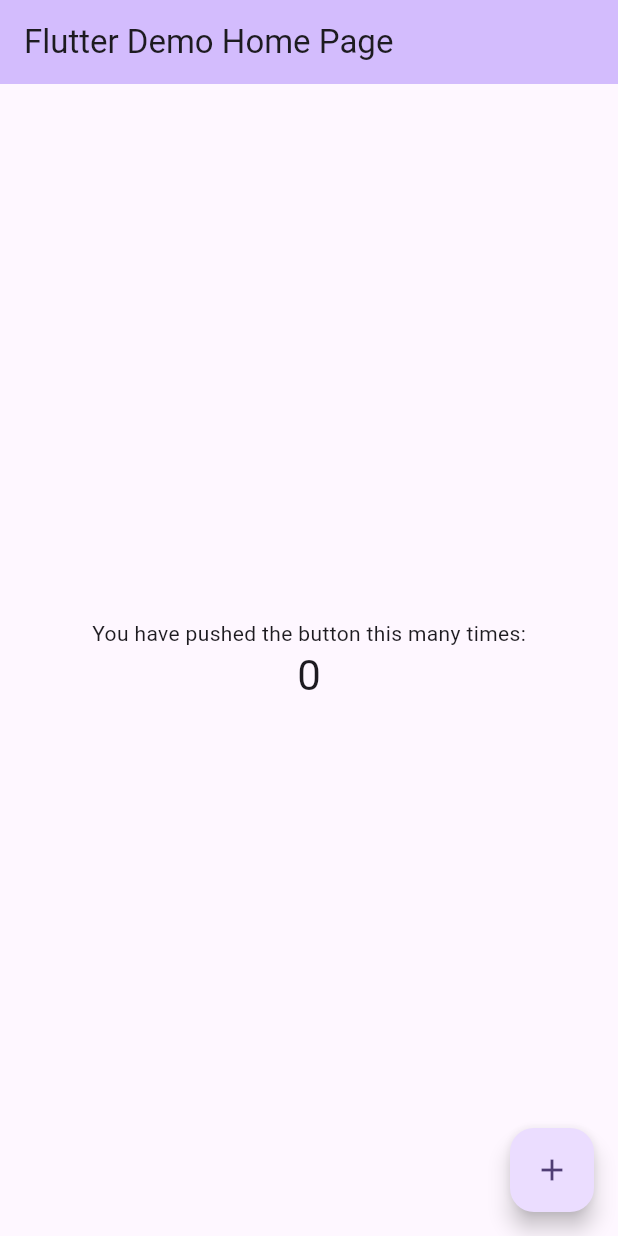
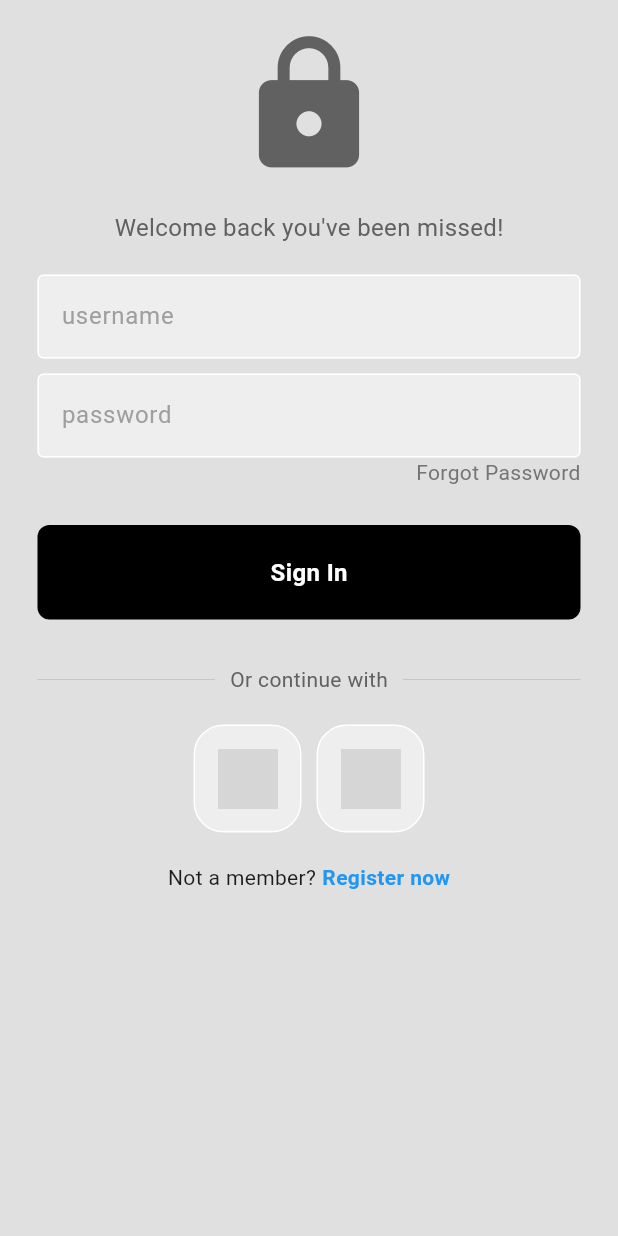
Before and after one commit to dominguesjuliam/Flutter-Project, a Flutter app: the screen it shows after launch, on a phone screen of 412 x 824 dp. Run offline on Flutter 3.47's test engine with Material 3 defaults, Android fonts, the phone set to English and light mode, and no system bars; network calls fail; grey boxes are pictures that could not be loaded.

Commit message:
Creat frontend login

```diff
--- /dev/null
+++ b/flutterproject/lib/components/my_button.dart
@@ -0,0 +1,33 @@
+import 'package:flutter/material.dart';
+
+class MyButton extends StatelessWidget {
+
+  final Function()? onTap;
+
+  const MyButton({super.key, required this.onTap});
+
+  @override
+  Widget build(BuildContext context) {
+    return GestureDetector(
+      onTap: onTap,
+      child: Container(
+        padding: const EdgeInsets.all(20),
+        margin: const EdgeInsets.symmetric(horizontal: 25),
+        decoration: BoxDecoration(
+          color: Colors.black,
+          borderRadius: BorderRadius.circular(8),
+        ),
+        child: const Center(
+          child: Text(
+            "Sign In",
+            style: TextStyle(
+              color: Colors.white,
+              fontWeight: FontWeight.bold,
+              fontSize: 16,
+            ),
+          ),
+        ),
+      ),
+    );
+  }
+}
--- /dev/null
+++ b/flutterproject/lib/components/my_textfield.dart
@@ -0,0 +1,42 @@
+// ignore_for_file: prefer_typing_uninitialized_variables
+
+import 'package:flutter/material.dart';
+
+class MyTextField extends StatelessWidget {
+
+  final controller;
+  final String hintText;
+  final bool obscureText;
+
+  const MyTextField({
+    super.key,
+    required this.controller,
+    required this.hintText,
+    required this.obscureText,
+  });
+
+  @override
+  Widget build (BuildContext context){
+    return Padding(
+      padding: const EdgeInsets.symmetric(horizontal: 25.0),
+      child: TextField(
+        controller: controller,
+        obscureText: obscureText,
+        decoration: InputDecoration(
+          enabledBorder: const OutlineInputBorder(
+            borderSide: BorderSide(color: Colors.white),
+          ),
+          focusedBorder: OutlineInputBorder(
+            borderSide: BorderSide(color: Colors.grey.shade400),
+          ),
+          fillColor: Colors.grey.shade200,
+          filled: true,
+          hintText: hintText,
+          hintStyle: TextStyle(color: Colors.grey[500]),
+        ),
+      ),
+    );
+
+  }
+
+}
--- /dev/null
+++ b/flutterproject/lib/components/square_tile.dart
@@ -0,0 +1,25 @@
+import 'package:flutter/material.dart';
+
+class SquareTile extends StatelessWidget {
+
+  final String imagePath;
+  const SquareTile({super.key, required this.imagePath});
+
+  @override
+  Widget build(BuildContext context){
+    return Container(
+
+      padding: const EdgeInsets.all(15),
+      decoration: BoxDecoration(
+        border: Border.all(color:Colors.white),
+        borderRadius: BorderRadius.circular(20),
+        color: Colors.grey[200]
+      ),
+      child: Image.network(
+        imagePath,
+        height: 40,
+      ),
+    );
+  }
+
+}
--- a/flutterproject/lib/main.dart
+++ b/flutterproject/lib/main.dart
@@ -1,125 +1,19 @@
+
 import 'package:flutter/material.dart';
+import 'pages/login.dart';
 
-void main() {
+void main() async {
   runApp(const MyApp());
 }
 
 class MyApp extends StatelessWidget {
   const MyApp({super.key});
 
-  // This widget is the root of your application.
   @override
   Widget build(BuildContext context) {
     return MaterialApp(
-      title: 'Flutter Demo',
-      theme: ThemeData(
-        // This is the theme of your application.
-        //
-        // TRY THIS: Try running your application with "flutter run". You'll see
-        // the application has a purple toolbar. Then, without quitting the app,
-        // try changing the seedColor in the colorScheme below to Colors.green
-        // and then invoke "hot reload" (save your changes or press the "hot
-        // reload" button in a Flutter-supported IDE, or press "r" if you used
-        // the command line to start the app).
-        //
-        // Notice that the counter didn't reset back to zero; the application
-        // state is not lost during the reload. To reset the state, use hot
-        // restart instead.
-        //
-        // This works for code too, not just values: Most code changes can be
-        // tested with just a hot reload.
-        colorScheme: ColorScheme.fromSeed(seedColor: Colors.deepPurple),
-        useMaterial3: true,
-      ),
-      home: const MyHomePage(title: 'Flutter Demo Home Page'),
+      debugShowCheckedModeBanner: false,
+      home: LoginPage(),
     );
   }
 }
-
-class MyHomePage extends StatefulWidget {
-  const MyHomePage({super.key, required this.title});
-
-  // This widget is the home page of your application. It is stateful, meaning
-  // that it has a State object (defined below) that contains fields that affect
-  // how it looks.
-
-  // This class is the configuration for the state. It holds the values (in this
-  // case the title) provided by the parent (in this case the App widget) and
-  // used by the build method of the State. Fields in a Widget subclass are
-  // always marked "final".
-
-  final String title;
-
-  @override
-  State<MyHomePage> createState() => _MyHomePageState();
-}
-
-class _MyHomePageState extends State<MyHomePage> {
-  int _counter = 0;
-
-  void _incrementCounter() {
-    setState(() {
-      // This call to setState tells the Flutter framework that something has
-      // changed in this State, which causes it to rerun the build method below
-      // so that the display can reflect the updated values. If we changed
-      // _counter without calling setState(), then the build method would not be
-      // called again, and so nothing would appear to happen.
-      _counter++;
-    });
-  }
-
-  @override
-  Widget build(BuildContext context) {
-    // This method is rerun every time setState is called, for instance as done
-    // by the _incrementCounter method above.
-    //
-    // The Flutter framework has been optimized to make rerunning build methods
-    // fast, so that you can just rebuild anything that needs updating rather
-    // than having to individually change instances of widgets.
-    return Scaffold(
-      appBar: AppBar(
-        // TRY THIS: Try changing the color here to a specific color (to
-        // Colors.amber, perhaps?) and trigger a hot reload to see the AppBar
-        // change color while the other colors stay the same.
-        backgroundColor: Theme.of(context).colorScheme.inversePrimary,
-        // Here we take the value from the MyHomePage object that was created by
-        // the App.build method, and use it to set our appbar title.
-        title: Text(widget.title),
-      ),
-      body: Center(
-        // Center is a layout widget. It takes a single child and positions it
-        // in the middle of the parent.
-        child: Column(
-          // Column is also a layout widget. It takes a list of children and
-          // arranges them vertically. By default, it sizes itself to fit its
-          // children horizontally, and tries to be as tall as its parent.
-          //
-          // Column has various properties to control how it sizes itself and
-          // how it positions its children. Here we use mainAxisAlignment to
-          // center the children vertically; the main axis here is the vertical
-          // axis because Columns are vertical (the cross axis would be
-          // horizontal).
-          //
-          // TRY THIS: Invoke "debug painting" (choose the "Toggle Debug Paint"
-          // action in the IDE, or press "p" in the console), to see the
-          // wireframe for each widget.
-          mainAxisAlignment: MainAxisAlignment.center,
-          children: <Widget>[
-            const Text(
-              'You have pushed the button this many times:',
-            ),
-            Text(
-              '$_counter',
-              style: Theme.of(context).textTheme.headlineMedium,
-            ),
-          ],
-        ),
-      ),
-      floatingActionButton: FloatingActionButton(
-        onPressed: _incrementCounter,
-        tooltip: 'Increment',
-        child: const Icon(Icons.add),
-      ), // This trailing comma makes auto-formatting nicer for build methods.
-    );
-  }
-}
--- /dev/null
+++ b/flutterproject/lib/pages/login.dart
@@ -0,0 +1,149 @@
+import 'package:flutterproject/components/my_button.dart';
+import 'package:flutterproject/components/my_textfield.dart';
+import 'package:flutterproject/components/square_tile.dart';
+import 'package:flutter/material.dart';
+
+class LoginPage extends StatelessWidget {
+  LoginPage({super.key});
+
+  //text editing controllers
+  final usernameController = TextEditingController();
+  final passwordController = TextEditingController();
+
+  //sign user in method
+  void signUserIn() {}
+
+  @override
+  Widget build(BuildContext context) {
+    return Scaffold(
+      backgroundColor: Colors.grey[300],
+      body: SafeArea(
+        child: SingleChildScrollView(
+          child: Center(
+            child: Column(
+              mainAxisAlignment: MainAxisAlignment.center,
+                children: [
+                  const SizedBox(height: 20,),
+                  //logo
+                  Icon(
+                    Icons.lock,
+                    size: 100,
+                    color: Colors.grey[700],
+                  ),
+                  const SizedBox(height: 20),
+
+                  //welcome back, you've been missed!
+                  Text(
+                    'Welcome back you\'ve been missed!',
+                    style: TextStyle(
+                      color: Colors.grey[700],
+                      fontSize: 16,
+                    ),
+                  ),
+
+                  const SizedBox(height: 20),
+
+                  //username TextField
+                  MyTextField(
+                    controller: usernameController,
+                    hintText: 'username',
+                    obscureText: false,
+                  ),
+
+                  const SizedBox(height: 10),
+
+                  //password TextField
+                  MyTextField(
+                    controller: passwordController,
+                    hintText: 'password',
+                    obscureText: true,
+                  ),
+
+                  //forgot password
+                  Padding(
+                    padding: const EdgeInsets.symmetric(horizontal: 25.0),
+                    child: Row(
+                      mainAxisAlignment: MainAxisAlignment.end,
+                      children: [
+                        Text(
+                          'Forgot Password',
+                          style: TextStyle(color: Colors.grey[600]),
+                        ),
+                      ],
+                    ),
+                  ),
+
+                  const SizedBox(height: 25),
+
+                  //sign in button
+                  MyButton(
+                    onTap: signUserIn,
+                  ),
+
+                  const SizedBox(height: 30),
+
+                  //or coninue with
+                  Padding(
+                    padding: const EdgeInsets.symmetric(horizontal: 25.0),
+                    child: Row(
+                      children: [
+                        Expanded(child: Divider(
+                          thickness: 0.5,
+                          color: Colors.grey[400]),
+                        ),
+                        Padding(
+                          padding: const EdgeInsets.symmetric(horizontal: 10.0),
+                          child: Text(
+                            'Or continue with',
+                            style: TextStyle(color: Colors.grey[700]),
+
+                          ),
+                        ),
+                        Expanded(
+                          child: Divider(
+                            thickness: 0.5,
+                            color: Colors.grey[400],
+                          ),
+                        ),
+                      ]
+                    )
+                  ),
+
+                  const SizedBox(height: 20),
+                  //google + apple sign in button
+                  const Row(
+                    mainAxisAlignment: MainAxisAlignment.center,
+                    children: [
+                      //Google buton
+                      SquareTile(imagePath: 'https://static-00.iconduck.com/assets.00/google-logo-icon-503x512-d3y72ufg.png'),
+
+                      SizedBox(width: 10),
+                      //Apple button
+                      SquareTile(imagePath: 'https://cdn.icon-icons.com/icons2/3398/PNG/512/apple_logo_icon_214672.png'),
+                    ],
+                  ),
+
+                  const SizedBox(height: 20),
+
+                  //not a member? register now
+                  const Row(
+                    mainAxisAlignment: MainAxisAlignment.center,
+                    children: [
+                      Text('Not a member?'),
+                      SizedBox(width: 4,),
+                      Text('Register now',
+                      style: TextStyle(
+                        color: Colors.blue, fontWeight: FontWeight.bold
+                      ),),
+                    ],
+                  )
+                ],
+             ),
+          ),
+        ),
+      ),
+    );
+  }
+
+
+}
--- a/flutterproject/pubspec.yaml
+++ b/flutterproject/pubspec.yaml
@@ -35,6 +35,7 @@ dependencies:
   # The following adds the Cupertino Icons font to your application.
   # Use with the CupertinoIcons class for iOS style icons.
   cupertino_icons: ^1.0.6
+  firebase_core: ^2.27.0
 
 dev_dependencies:
   flutter_test:
```
Also changed, not shown: flutterproject/pubspec.lock, 3 other files.
